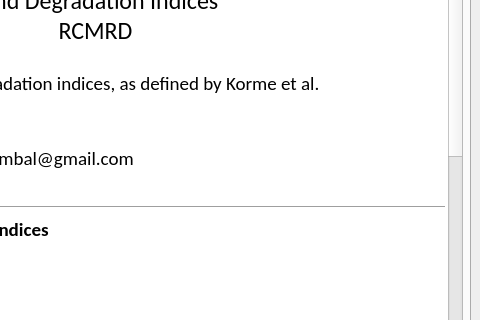
This is RCMRD_LandDegr/land_degr_dialog_base.ui in BrunoCombal/qgis_plugins as Qt 5 draws it before an edit; both pictures show x 260 to 740 and y 92 to 412 of the 740 by 500 pixel window. The edited form follows.
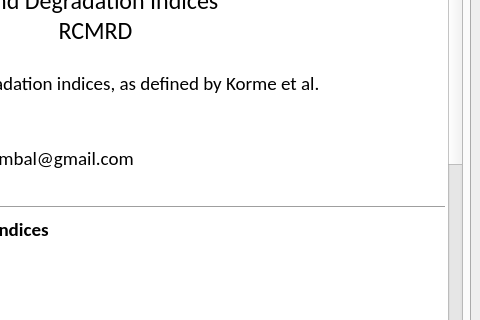
This is the edited form. The open tabs and pages were chosen to show the change.

```diff
--- a/RCMRD_LandDegr/land_degr_dialog_base.ui
+++ b/RCMRD_LandDegr/land_degr_dialog_base.ui
@@ -824,15 +824,16 @@
 &lt;p style=&quot; margin-top:0px; margin-bottom:0px; margin-left:0px; margin-right:0px; -qt-block-indent:0; text-indent:0px;&quot;&gt;&lt;span style=&quot; font-size:14pt; font-weight:600;&quot;&gt;How it works&lt;/span&gt;&lt;/p&gt;
 &lt;p style=&quot; margin-top:0px; margin-bottom:0px; margin-left:0px; margin-right:0px; -qt-block-indent:0; text-indent:0px;&quot;&gt;&lt;span style=&quot; font-size:14pt;&quot;&gt;1. Define input layers.&lt;/span&gt;&lt;/p&gt;
 &lt;p style=&quot; margin-top:0px; margin-bottom:0px; margin-left:0px; margin-right:0px; -qt-block-indent:0; text-indent:0px;&quot;&gt;&lt;span style=&quot; font-size:14pt;&quot;&gt;Click on tab &amp;quot;Input files&amp;quot; and assign layers already opened in QGIS to each variable: the drop-down menu let you choose the layer. If the layers were not initially open in QGIS, you can use the [...] button to browse to the file to open&lt;/span&gt;&lt;/p&gt;
+&lt;p style=&quot; margin-top:0px; margin-bottom:0px; margin-left:0px; margin-right:0px; -qt-block-indent:0; text-indent:0px;&quot;&gt;&lt;span style=&quot; font-size:14pt;&quot;&gt;Ensure that the Region of Interest (named clipping vector) is the one for which you want to do the calculation: each input layers will be cut out with this definition.&lt;/span&gt;&lt;/p&gt;
 &lt;p style=&quot;-qt-paragraph-type:empty; margin-top:0px; margin-bottom:0px; margin-left:0px; margin-right:0px; -qt-block-indent:0; text-indent:0px; font-size:14pt;&quot;&gt;&lt;br /&gt;&lt;/p&gt;
 &lt;p style=&quot; margin-top:0px; margin-bottom:0px; margin-left:0px; margin-right:0px; -qt-block-indent:0; text-indent:0px;&quot;&gt;&lt;span style=&quot; font-size:14pt;&quot;&gt;2. Define output files&lt;/span&gt;&lt;/p&gt;
-&lt;p style=&quot; margin-top:0px; margin-bottom:0px; margin-left:0px; margin-right:0px; -qt-block-indent:0; text-indent:0px;&quot;&gt;&lt;span style=&quot; font-size:14pt;&quot;&gt;Click on tab &amp;quot;Output files&amp;quot; and define a path and names for the two output files&lt;/span&gt;&lt;/p&gt;
+&lt;p style=&quot; margin-top:0px; margin-bottom:0px; margin-left:0px; margin-right:0px; -qt-block-indent:0; text-indent:0px;&quot;&gt;&lt;span style=&quot; font-size:14pt;&quot;&gt;Click on the tab &amp;quot;Output files&amp;quot; and define paths and names for the two output files.&lt;/span&gt;&lt;/p&gt;
 &lt;p style=&quot;-qt-paragraph-type:empty; margin-top:0px; margin-bottom:0px; margin-left:0px; margin-right:0px; -qt-block-indent:0; text-indent:0px; font-size:14pt;&quot;&gt;&lt;br /&gt;&lt;/p&gt;
-&lt;p style=&quot; margin-top:0px; margin-bottom:0px; margin-left:0px; margin-right:0px; -qt-block-indent:0; text-indent:0px;&quot;&gt;&lt;span style=&quot; font-size:14pt;&quot;&gt;2. Review settings&lt;/span&gt;&lt;/p&gt;
-&lt;p style=&quot; margin-top:0px; margin-bottom:0px; margin-left:0px; margin-right:0px; -qt-block-indent:0; text-indent:0px;&quot;&gt;&lt;span style=&quot; font-size:14pt;&quot;&gt;In tab &amp;quot;Weights&amp;quot; check that the weightings are those you want for computing each indicator.&lt;/span&gt;&lt;/p&gt;
-&lt;p style=&quot; margin-top:0px; margin-bottom:0px; margin-left:0px; margin-right:0px; -qt-block-indent:0; text-indent:0px;&quot;&gt;&lt;span style=&quot; font-size:14pt;&quot;&gt;In tab &amp;quot;Settings&amp;quot;, ensure that the Region of Interest is the one for which you want to do the calculation: each input layers will be cut out with this definition. In addition, the data will be projected and resampled according to the projection and pixel size defined in this tab.&lt;/span&gt;&lt;/p&gt;
+&lt;p style=&quot; margin-top:0px; margin-bottom:0px; margin-left:0px; margin-right:0px; -qt-block-indent:0; text-indent:0px;&quot;&gt;&lt;span style=&quot; font-size:14pt;&quot;&gt;3. Review settings&lt;/span&gt;&lt;/p&gt;
+&lt;p style=&quot; margin-top:0px; margin-bottom:0px; margin-left:0px; margin-right:0px; -qt-block-indent:0; text-indent:0px;&quot;&gt;&lt;span style=&quot; font-size:14pt;&quot;&gt;In tab &amp;quot;Weights&amp;quot; check that the weights are those you want for computing each indicator.&lt;/span&gt;&lt;/p&gt;
+&lt;p style=&quot; margin-top:0px; margin-bottom:0px; margin-left:0px; margin-right:0px; -qt-block-indent:0; text-indent:0px;&quot;&gt;&lt;span style=&quot; font-size:14pt;&quot;&gt;In the &amp;quot;Settings&amp;quot; tab, check the pixel resolution for the final product.&lt;/span&gt;&lt;/p&gt;
 &lt;p style=&quot;-qt-paragraph-type:empty; margin-top:0px; margin-bottom:0px; margin-left:0px; margin-right:0px; -qt-block-indent:0; text-indent:0px; font-size:14pt;&quot;&gt;&lt;br /&gt;&lt;/p&gt;
-&lt;p style=&quot; margin-top:0px; margin-bottom:0px; margin-left:0px; margin-right:0px; -qt-block-indent:0; text-indent:0px;&quot;&gt;&lt;span style=&quot; font-size:14pt;&quot;&gt;3. Run processing&lt;/span&gt;&lt;/p&gt;
+&lt;p style=&quot; margin-top:0px; margin-bottom:0px; margin-left:0px; margin-right:0px; -qt-block-indent:0; text-indent:0px;&quot;&gt;&lt;span style=&quot; font-size:14pt;&quot;&gt;4. Run processing&lt;/span&gt;&lt;/p&gt;
 &lt;p style=&quot; margin-top:0px; margin-bottom:0px; margin-left:0px; margin-right:0px; -qt-block-indent:0; text-indent:0px;&quot;&gt;&lt;span style=&quot; font-size:14pt;&quot;&gt;Once the input files and output files are defined, and that you are sure about the settings (weights and settings), click on OK. If any input or output file is not defined, the processing won't launch, and you'll be able to bring corrections.&lt;/span&gt;&lt;/p&gt;
 &lt;p style=&quot; margin-top:0px; margin-bottom:0px; margin-left:0px; margin-right:0px; -qt-block-indent:0; text-indent:0px;&quot;&gt;&lt;span style=&quot; font-size:14pt;&quot;&gt;If everything is defined, the processing launches, and may take several minutes. The display switches to tab &amp;quot;Messages&amp;quot; which will show you the progression step by step.&lt;/span&gt;&lt;/p&gt;
 &lt;p style=&quot;-qt-paragraph-type:empty; margin-top:0px; margin-bottom:0px; margin-left:0px; margin-right:0px; -qt-block-indent:0; text-indent:0px; font-size:14pt;&quot;&gt;&lt;br /&gt;&lt;/p&gt;
```
Left out of the diff: 2 changed lines with no effect on the pictures.
